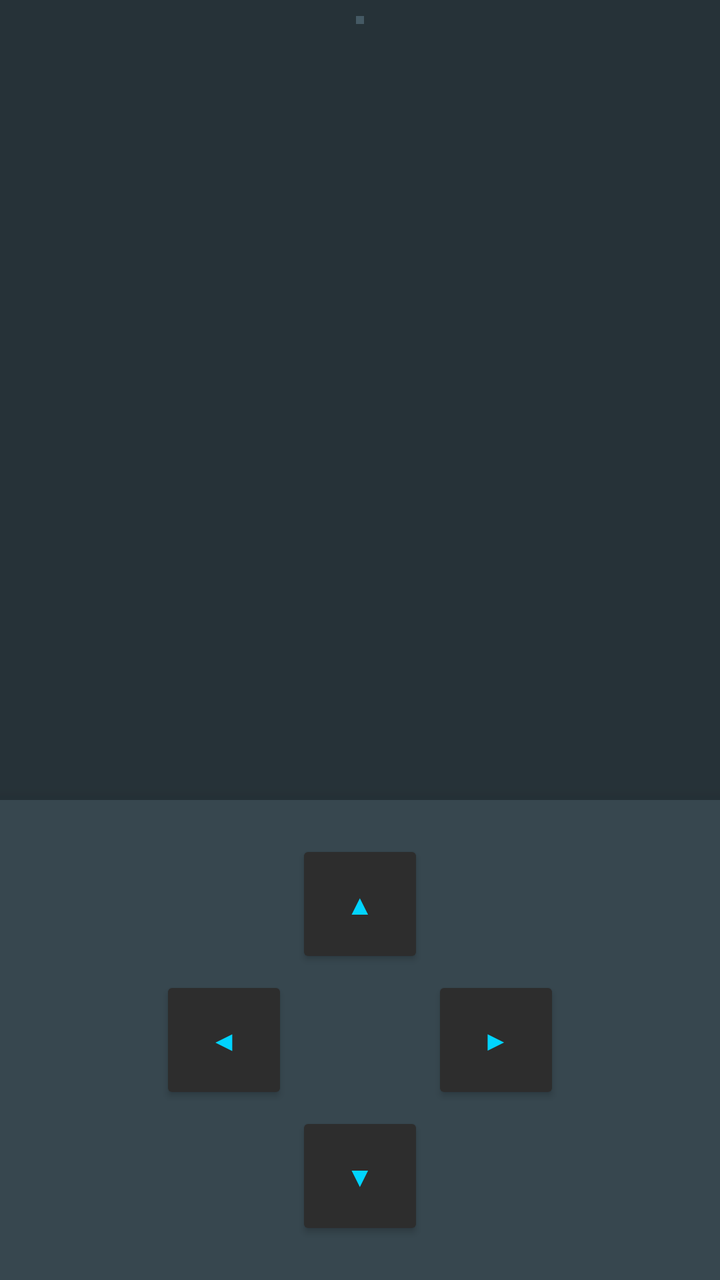
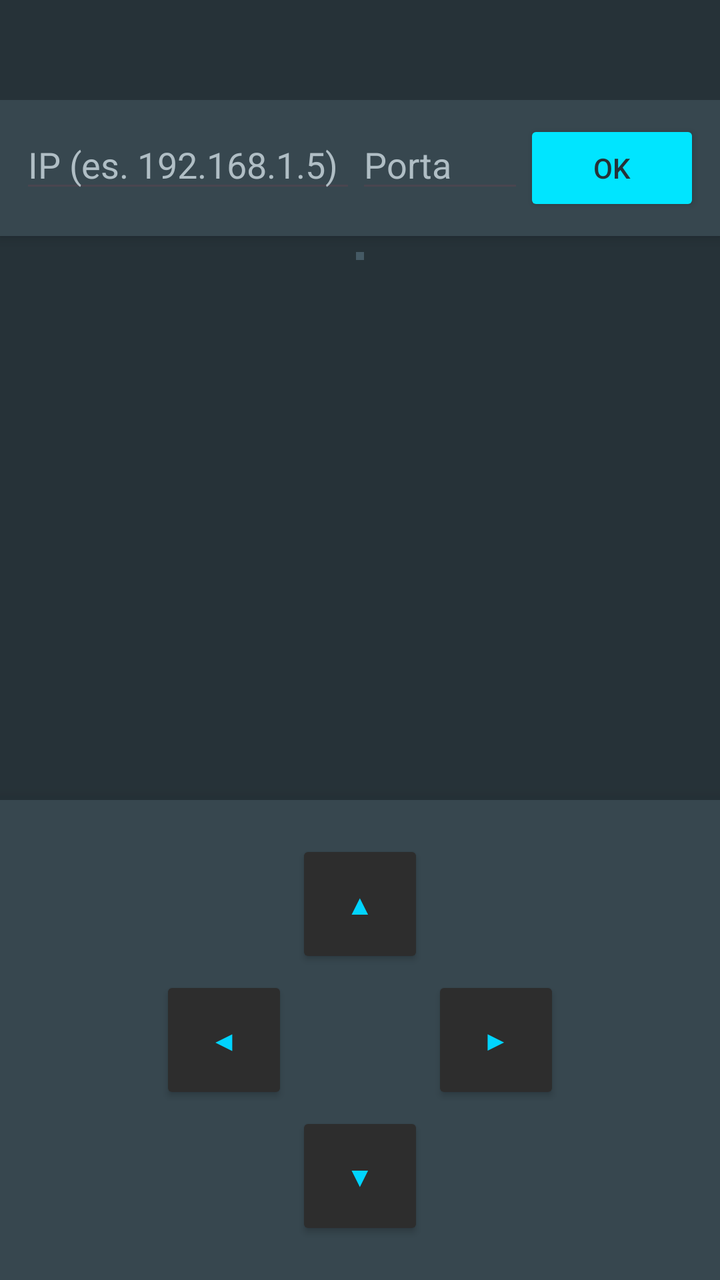

An Android layout rendered at two revisions. The XML below is the earlier revision; the diff shows what the commit changed to produce the second picture.
<!-- AndroidManifest.xml: application theme Theme.HobbitClient -->
<!-- res/layout/activity_main.xml -->
<RelativeLayout xmlns:android="http://schemas.android.com/apk/res/android"
    android:id="@+id/main"
    android:layout_width="match_parent"
    android:layout_height="match_parent"
    android:background="#263238">

    <ScrollView
    android:layout_width="match_parent"
    android:layout_height="match_parent"
    android:layout_above="@id/pannelloControlli"
    android:padding="8dp">

    <LinearLayout
        android:id="@+id/campoDinamico"
        android:layout_width="wrap_content"
        android:layout_height="wrap_content"
        android:layout_gravity="center_horizontal"
        android:background="#455A64"
        android:padding="2dp"
        android:orientation="vertical" />
</ScrollView>

    <RelativeLayout
        android:id="@+id/pannelloControlli"
        android:layout_width="match_parent"
        android:layout_height="240dp"
        android:layout_alignParentBottom="true"
        android:background="#37474F"
        android:elevation="20dp">

        <FrameLayout
            android:layout_width="200dp"
            android:layout_height="200dp"
            android:layout_centerInParent="true">

            <Button
                android:id="@+id/btnUp"
                android:layout_width="64dp"
                android:layout_height="64dp"
                android:layout_gravity="top|center_horizontal"
                android:backgroundTint="#2D2D2D"
                android:text="▲"
                android:textColor="#00D4FF" />

            <Button
                android:id="@+id/btnSx"
                android:layout_width="64dp"
                android:layout_height="64dp"
                android:layout_gravity="left|center_vertical"
                android:backgroundTint="#2D2D2D"
                android:text="◀"
                android:textColor="#00D4FF" />

            <Button
                android:id="@+id/btnDx"
                android:layout_width="64dp"
                android:layout_height="64dp"
                android:layout_gravity="right|center_vertical"
                android:backgroundTint="#2D2D2D"
                android:text="▶"
                android:textColor="#00D4FF" />

            <Button
                android:id="@+id/btnDown"
                android:layout_width="64dp"
                android:layout_height="64dp"
                android:layout_gravity="bottom|center_horizontal"
                android:backgroundTint="#2D2D2D"
                android:text="▼"
                android:textColor="#00D4FF" />
        </FrameLayout>
    </RelativeLayout>
</RelativeLayout>
<!-- resources referenced by this layout -->
<resources>
  <style name="Theme.HobbitClient" parent="Base.Theme.HobbitClient" />
  <style name="Base.Theme.HobbitClient" parent="Theme.Material3.DayNight.NoActionBar">
          
          
      </style>
</resources>

<!-- the commit's change to res/layout/activity_main.xml (unified diff, before → after) -->
@@ -2,11 +2,51 @@
     android:id="@+id/main"
     android:layout_width="match_parent"
     android:layout_height="match_parent"
+    android:paddingTop="50dp"
     android:background="#263238">
+
+    <LinearLayout
+        android:id="@+id/layoutConfig"
+        android:layout_width="match_parent"
+        android:layout_height="wrap_content"
+        android:orientation="horizontal"
+        android:padding="10dp"
+        android:background="#37474F"
+        android:elevation="4dp">
+
+        <EditText
+            android:id="@+id/editIp"
+            android:layout_width="0dp"
+            android:layout_height="wrap_content"
+            android:layout_weight="2"
+            android:hint="IP (es. 192.168.1.5)"
+            android:textColor="#FFFFFF"
+            android:textColorHint="#B0BEC5"
+            android:inputType="textUri" />
+
+        <EditText
+            android:id="@+id/editPorta"
+            android:layout_width="0dp"
+            android:layout_height="wrap_content"
+            android:layout_weight="1"
+            android:hint="Porta"
+            android:textColor="#FFFFFF"
+            android:textColorHint="#B0BEC5"
+            android:inputType="number" />
+
+        <Button
+            android:id="@+id/btnConnetti"
+            android:layout_width="wrap_content"
+            android:layout_height="wrap_content"
+            android:text="OK"
+            android:backgroundTint="#00E5FF"
+            android:textColor="#263238" />
+    </LinearLayout>
 
     <ScrollView
     android:layout_width="match_parent"
     android:layout_height="match_parent"
+        android:layout_below="@id/layoutConfig"
     android:layout_above="@id/pannelloControlli"
     android:padding="8dp">
 
